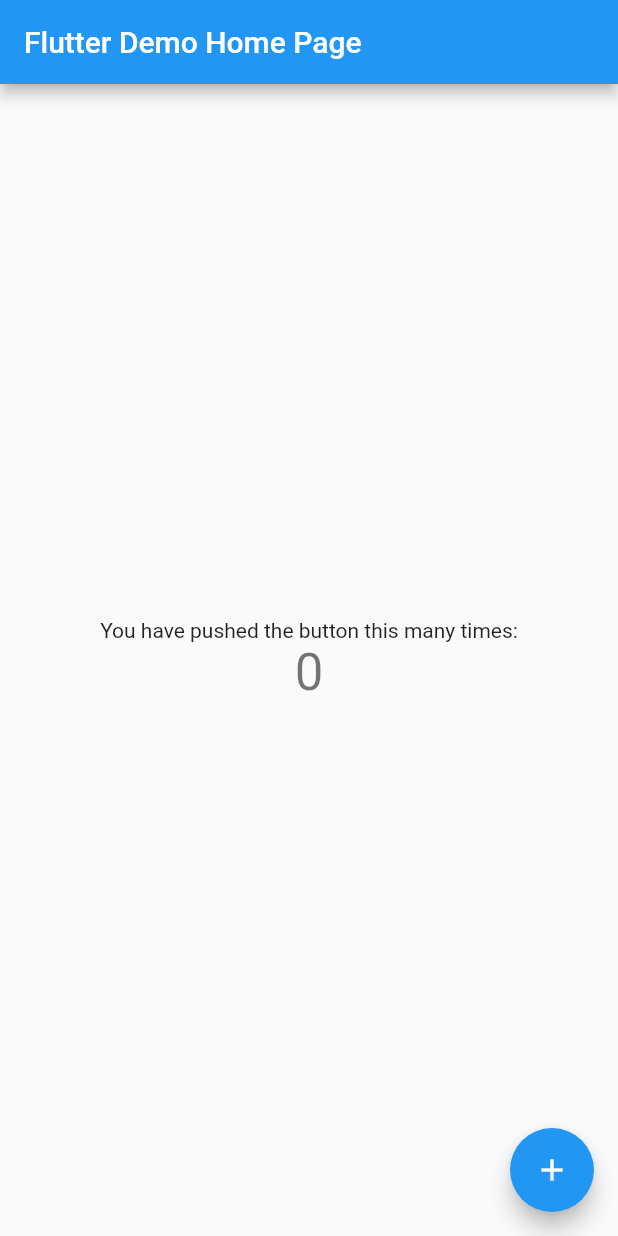
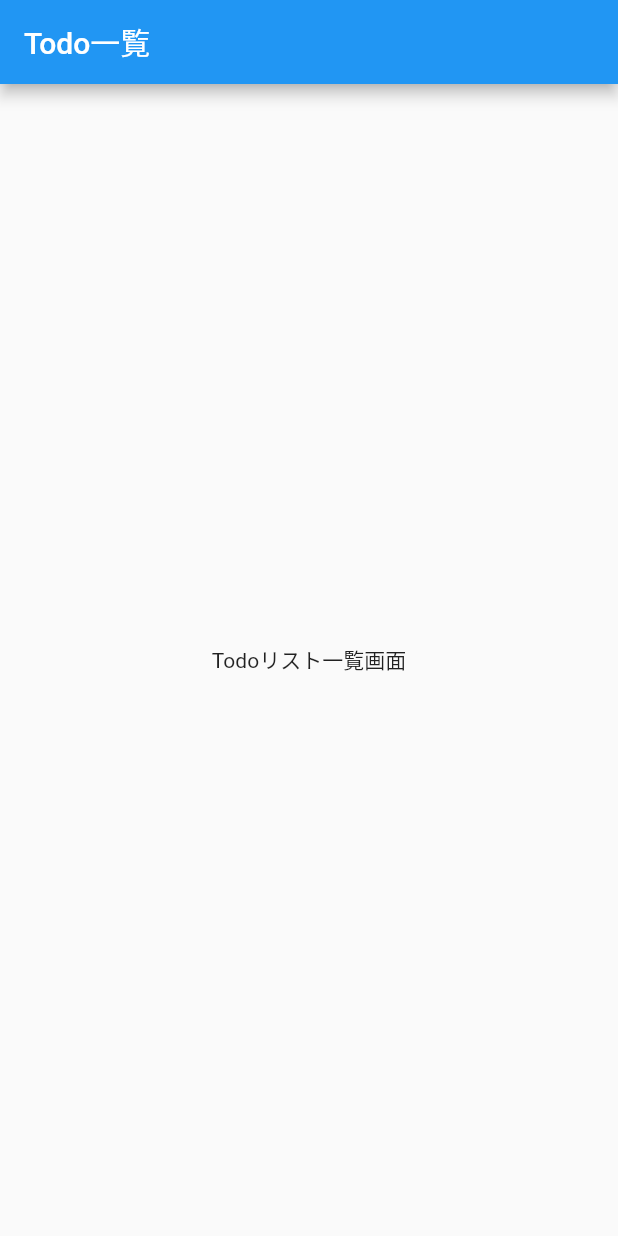
Before and after one commit to dodo-lab/sandbox, a Flutter app: the screen it shows after launch, on a phone screen of 412 x 824 dp. Run offline on Flutter 3.47's test engine with Material 2 defaults, Android fonts, the phone set to English and light mode, and no system bars.

Commit message:
✨: Todo一覧画面を仮実装

```diff
--- a/flutter/todo_app/lib/main.dart
+++ b/flutter/todo_app/lib/main.dart
@@ -1,4 +1,5 @@
 import 'package:flutter/material.dart';
+import 'package:todo_app/todo_list_page.dart';
 
 void main() {
   runApp(const MyApp());
@@ -11,105 +12,11 @@
   @override
   Widget build(BuildContext context) {
     return MaterialApp(
-      title: 'Flutter Demo',
+      title: 'Todo App',
       theme: ThemeData(
-        // This is the theme of your application.
-        //
-        // Try running your application with "flutter run". You'll see the
-        // application has a blue toolbar. Then, without quitting the app, try
-        // changing the primarySwatch below to Colors.green and then invoke
-        // "hot reload" (press "r" in the console where you ran "flutter run",
-        // or simply save your changes to "hot reload" in a Flutter IDE).
-        // Notice that the counter didn't reset back to zero; the application
-        // is not restarted.
         primarySwatch: Colors.blue,
       ),
-      home: const MyHomePage(title: 'Flutter Demo Home Page'),
+      home: const TodoListPage(),
     );
   }
 }
-
-class MyHomePage extends StatefulWidget {
-  const MyHomePage({Key? key, required this.title}) : super(key: key);
-
-  // This widget is the home page of your application. It is stateful, meaning
-  // that it has a State object (defined below) that contains fields that affect
-  // how it looks.
-
-  // This class is the configuration for the state. It holds the values (in this
-  // case the title) provided by the parent (in this case the App widget) and
-  // used by the build method of the State. Fields in a Widget subclass are
-  // always marked "final".
-
-  final String title;
-
-  @override
-  State<MyHomePage> createState() => _MyHomePageState();
-}
-
-class _MyHomePageState extends State<MyHomePage> {
-  int _counter = 0;
-
-  void _incrementCounter() {
-    setState(() {
-      // This call to setState tells the Flutter framework that something has
-      // changed in this State, which causes it to rerun the build method below
-      // so that the display can reflect the updated values. If we changed
-      // _counter without calling setState(), then the build method would not be
-      // called again, and so nothing would appear to happen.
-      _counter++;
-    });
-  }
-
-  @override
-  Widget build(BuildContext context) {
-    // This method is rerun every time setState is called, for instance as done
-    // by the _incrementCounter method above.
-    //
-    // The Flutter framework has been optimized to make rerunning build methods
-    // fast, so that you can just rebuild anything that needs updating rather
-    // than having to individually change instances of widgets.
-    return Scaffold(
-      appBar: AppBar(
-        // Here we take the value from the MyHomePage object that was created by
-        // the App.build method, and use it to set our appbar title.
-        title: Text(widget.title),
-      ),
-      body: Center(
-        // Center is a layout widget. It takes a single child and positions it
-        // in the middle of the parent.
-        child: Column(
-          // Column is also a layout widget. It takes a list of children and
-          // arranges them vertically. By default, it sizes itself to fit its
-          // children horizontally, and tries to be as tall as its parent.
-          //
-          // Invoke "debug painting" (press "p" in the console, choose the
-          // "Toggle Debug Paint" action from the Flutter Inspector in Android
-          // Studio, or the "Toggle Debug Paint" command in Visual Studio Code)
-          // to see the wireframe for each widget.
-          //
-          // Column has various properties to control how it sizes itself and
-          // how it positions its children. Here we use mainAxisAlignment to
-          // center the children vertically; the main axis here is the vertical
-          // axis because Columns are vertical (the cross axis would be
-          // horizontal).
-          mainAxisAlignment: MainAxisAlignment.center,
-          children: <Widget>[
-            const Text(
-              'You have pushed the button this many times:',
-            ),
-            Text(
-              '$_counter',
-              style: Theme.of(context).textTheme.headline4,
-            ),
-          ],
-        ),
-      ),
-      floatingActionButton: FloatingActionButton(
-        onPressed: _incrementCounter,
-        tooltip: 'Increment',
-        child: const Icon(Icons.add),
-      ), // This trailing comma makes auto-formatting nicer for build methods.
-    );
-  }
-}
--- /dev/null
+++ b/flutter/todo_app/lib/todo_list_page.dart
@@ -0,0 +1,17 @@
+import 'package:flutter/material.dart';
+
+class TodoListPage extends StatelessWidget {
+  const TodoListPage({Key? key}) : super(key: key);
+
+  @override
+  Widget build(BuildContext context) {
+    return Scaffold(
+      appBar: AppBar(
+        title: const Text('Todo一覧'),
+      ),
+      body: const Center(
+        child: Text('Todoリスト一覧画面'),
+      ),
+    );
+  }
+}
```
